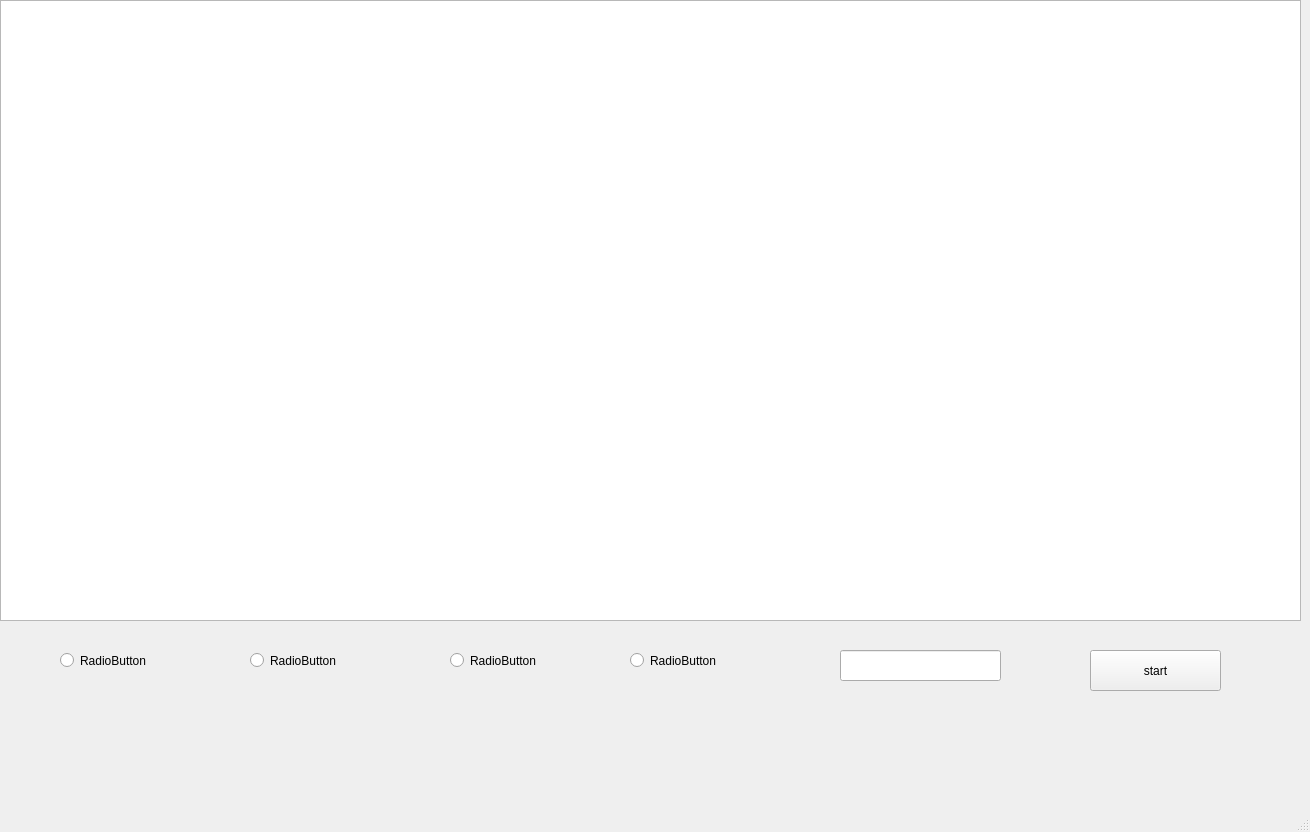
Old version of the form view_monitoring_system/view.ui in the repository mrdamos69/MonitoringSystem.
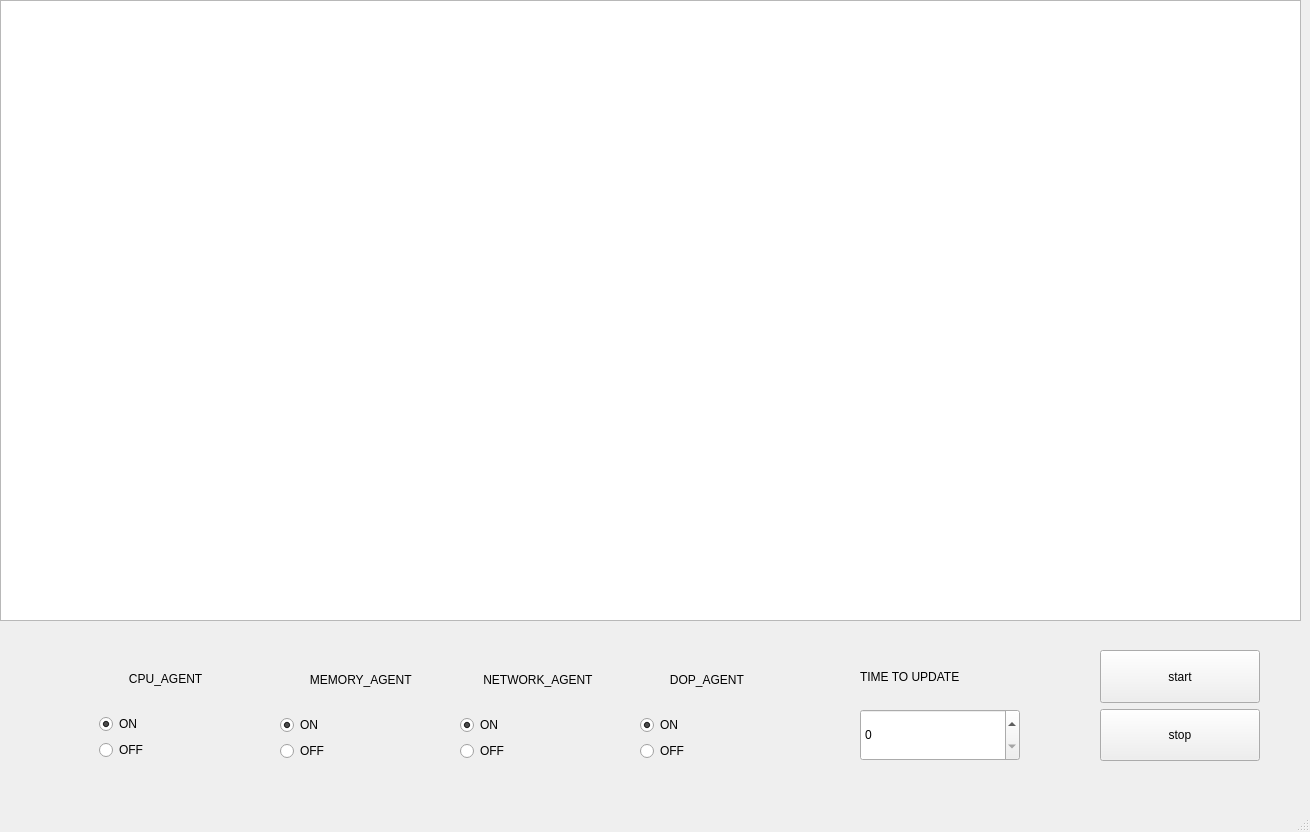
New version of the form.

Commit message: need to fix radio button

Patch:
```diff
--- a/view_monitoring_system/view.ui
+++ b/view_monitoring_system/view.ui
@@ -44,80 +44,216 @@
      <bool>false</bool>
     </property>
    </widget>
-   <widget class="QRadioButton" name="cpu_agent">
+   <widget class="QWidget" name="verticalLayoutWidget">
     <property name="geometry">
      <rect>
-      <x>60</x>
-      <y>640</y>
-      <width>141</width>
-      <height>41</height>
+      <x>99</x>
+      <y>649</y>
+      <width>161</width>
+      <height>111</height>
      </rect>
     </property>
-    <property name="text">
-     <string>RadioButton</string>
-    </property>
+    <layout class="QVBoxLayout" name="verticalLayout">
+     <item>
+      <widget class="QLabel" name="label">
+       <property name="text">
+        <string>         CPU_AGENT</string>
+       </property>
+      </widget>
+     </item>
+     <item>
+      <widget class="QRadioButton" name="cpu_on">
+       <property name="text">
+        <string>ON</string>
+       </property>
+       <property name="checked">
+        <bool>true</bool>
+       </property>
+      </widget>
+     </item>
+     <item>
+      <widget class="QRadioButton" name="cpu_off">
+       <property name="text">
+        <string>OFF</string>
+       </property>
+      </widget>
+     </item>
+    </layout>
    </widget>
-   <widget class="QRadioButton" name="memory_agent">
+   <widget class="QWidget" name="verticalLayoutWidget_2">
     <property name="geometry">
      <rect>
-      <x>250</x>
-      <y>640</y>
-      <width>141</width>
-      <height>41</height>
+      <x>280</x>
+      <y>650</y>
+      <width>161</width>
+      <height>111</height>
      </rect>
     </property>
-    <property name="text">
-     <string>RadioButton</string>
-    </property>
+    <layout class="QVBoxLayout" name="verticalLayout_2">
+     <item>
+      <widget class="QLabel" name="label_2">
+       <property name="text">
+        <string>         MEMORY_AGENT</string>
+       </property>
+      </widget>
+     </item>
+     <item>
+      <widget class="QRadioButton" name="mem_on">
+       <property name="text">
+        <string>ON</string>
+       </property>
+       <property name="checked">
+        <bool>true</bool>
+       </property>
+      </widget>
+     </item>
+     <item>
+      <widget class="QRadioButton" name="mem_of">
+       <property name="text">
+        <string>OFF</string>
+       </property>
+      </widget>
+     </item>
+    </layout>
    </widget>
-   <widget class="QRadioButton" name="network_agent">
+   <widget class="QWidget" name="verticalLayoutWidget_3">
     <property name="geometry">
      <rect>
-      <x>450</x>
-      <y>640</y>
-      <width>141</width>
-      <height>41</height>
+      <x>460</x>
+      <y>650</y>
+      <width>161</width>
+      <height>111</height>
      </rect>
     </property>
-    <property name="text">
-     <string>RadioButton</string>
-    </property>
+    <layout class="QVBoxLayout" name="verticalLayout_3">
+     <item>
+      <widget class="QLabel" name="label_3">
+       <property name="text">
+        <string>       NETWORK_AGENT</string>
+       </property>
+      </widget>
+     </item>
+     <item>
+      <widget class="QRadioButton" name="net_on">
+       <property name="text">
+        <string>ON</string>
+       </property>
+       <property name="checked">
+        <bool>true</bool>
+       </property>
+      </widget>
+     </item>
+     <item>
+      <widget class="QRadioButton" name="net_off">
+       <property name="text">
+        <string>OFF</string>
+       </property>
+      </widget>
+     </item>
+    </layout>
    </widget>
-   <widget class="QRadioButton" name="dop_agent">
+   <widget class="QWidget" name="verticalLayoutWidget_4">
     <property name="geometry">
      <rect>
-      <x>630</x>
-      <y>640</y>
-      <width>141</width>
-      <height>41</height>
+      <x>640</x>
+      <y>650</y>
+      <width>161</width>
+      <height>111</height>
      </rect>
     </property>
-    <property name="text">
-     <string>RadioButton</string>
-    </property>
+    <layout class="QVBoxLayout" name="verticalLayout_4">
+     <item>
+      <widget class="QLabel" name="label_4">
+       <property name="text">
+        <string>         DOP_AGENT</string>
+       </property>
+      </widget>
+     </item>
+     <item>
+      <widget class="QRadioButton" name="dop_on">
+       <property name="text">
+        <string>ON</string>
+       </property>
+       <property name="checked">
+        <bool>true</bool>
+       </property>
+      </widget>
+     </item>
+     <item>
+      <widget class="QRadioButton" name="dop_off">
+       <property name="text">
+        <string>OFF</string>
+       </property>
+      </widget>
+     </item>
+    </layout>
    </widget>
-   <widget class="QLineEdit" name="timer">
+   <widget class="QWidget" name="verticalLayoutWidget_5">
     <property name="geometry">
      <rect>
-      <x>840</x>
+      <x>860</x>
       <y>650</y>
-      <width>161</width>
-      <height>31</height>
+      <width>160</width>
+      <height>111</height>
      </rect>
     </property>
+    <layout class="QVBoxLayout" name="verticalLayout_5">
+     <item>
+      <widget class="QLabel" name="label_5">
+       <property name="text">
+        <string>TIME TO UPDATE</string>
+       </property>
+      </widget>
+     </item>
+     <item>
+      <widget class="QSpinBox" name="time_upd">
+       <property name="sizePolicy">
+        <sizepolicy hsizetype="Minimum" vsizetype="Minimum">
+         <horstretch>0</horstretch>
+         <verstretch>0</verstretch>
+        </sizepolicy>
+       </property>
+      </widget>
+     </item>
+    </layout>
    </widget>
-   <widget class="QPushButton" name="start">
+   <widget class="QWidget" name="verticalLayoutWidget_6">
     <property name="geometry">
      <rect>
-      <x>1090</x>
+      <x>1100</x>
       <y>650</y>
-      <width>131</width>
-      <height>41</height>
+      <width>160</width>
+      <height>111</height>
      </rect>
     </property>
-    <property name="text">
-     <string>start</string>
-    </property>
+    <layout class="QVBoxLayout" name="verticalLayout_6">
+     <item>
+      <widget class="QPushButton" name="start">
+       <property name="sizePolicy">
+        <sizepolicy hsizetype="Minimum" vsizetype="Minimum">
+         <horstretch>0</horstretch>
+         <verstretch>0</verstretch>
+        </sizepolicy>
+       </property>
+       <property name="text">
+        <string>start</string>
+       </property>
+      </widget>
+     </item>
+     <item>
+      <widget class="QPushButton" name="stop">
+       <property name="sizePolicy">
+        <sizepolicy hsizetype="Minimum" vsizetype="Minimum">
+         <horstretch>0</horstretch>
+         <verstretch>0</verstretch>
+        </sizepolicy>
+       </property>
+       <property name="text">
+        <string>stop</string>
+       </property>
+      </widget>
+     </item>
+    </layout>
    </widget>
   </widget>
   <widget class="QMenuBar" name="menubar">
```
Left out of the diff: 17 changed lines with no effect on the pictures. The commit also changes 19 other files.
